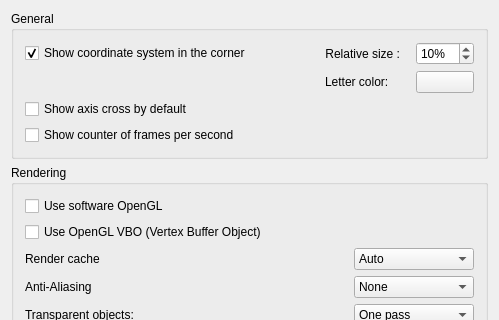
First picture: the form in src/Gui/PreferencePages/DlgSettings3DView.ui, repository southseact-3d/fcd, before the edit; both pictures show x 0 to 499 and y 0 to 320 of the 499 by 520 pixel window.
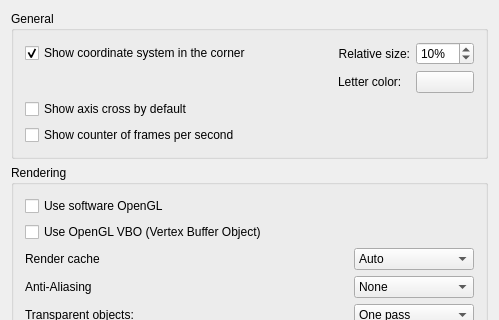
Second picture: the form after the edit. Custom widgets are drawn as their Qt base class.

Commit message: Gui: Remove trailing spaces from translations

Diff of the .ui file:
```diff
--- a/src/Gui/PreferencePages/DlgSettings3DView.ui
+++ b/src/Gui/PreferencePages/DlgSettings3DView.ui
@@ -60,7 +60,7 @@
         <item row="0" column="2">
          <widget class="QLabel" name="labelCoordSize">
           <property name="text">
-           <string>Relative size :   </string>
+           <string>Relative size:</string>
           </property>
           <property name="alignment">
            <set>Qt::AlignRight|Qt::AlignTrailing|Qt::AlignVCenter</set>
```
The commit also changes 5 other files.
